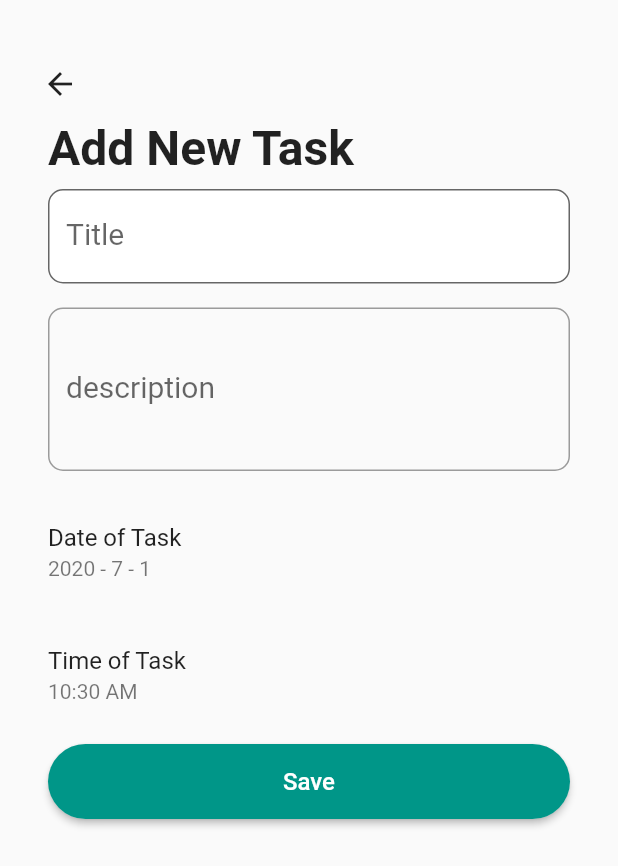
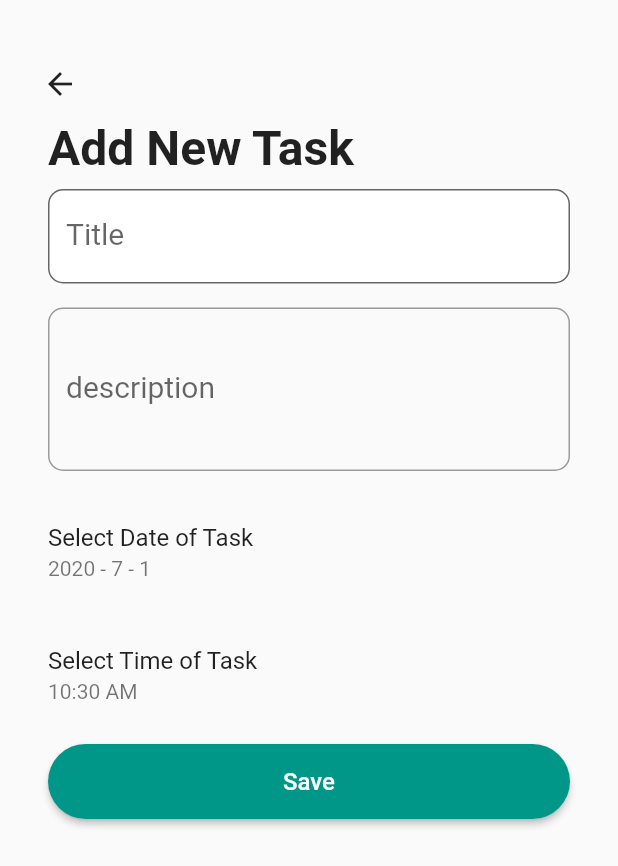
Before and after one commit to bilyanantonov/simple_task_manager, a Flutter app: the AddEvent screen opened directly, on a phone screen of 412 x 824 dp. Shown: the top 866 px of the screen. Run offline on Flutter 3.47's test engine with Material 2 defaults, Android fonts, the phone set to English and light mode, and no system bars; our stand-ins replace shared_preferences, sqflite, synchronized, table_calendar; accounts and stored records are empty.

Commit message:
no change

```diff
--- a/lib/screens/add_event.dart
+++ b/lib/screens/add_event.dart
@@ -141,6 +141,7 @@ class _AddEventState extends State<AddEvent> with ValidationMixin {
                           padding: EdgeInsets.symmetric(
                               horizontal: 16.0, vertical: 8.0),
                           child: TextFormField(
+
                             controller: _title,
                             validator: validateTextInput,
                             style: style,
@@ -170,7 +171,7 @@ class _AddEventState extends State<AddEvent> with ValidationMixin {
                         ),
                         SizedBox(height: 10.0),
                         ListTile(
-                          title: Text("Date of Task"),
+                          title: Text("Select Date of Task"),
                           subtitle: Text(
                               "${_eventDate.year} - ${_eventDate.month} - ${_eventDate.day}"),
                           onTap: () async {
@@ -188,7 +189,7 @@ class _AddEventState extends State<AddEvent> with ValidationMixin {
                         ),
                         SizedBox(height: 10.0),
                         ListTile(
-                          title: Text("Time of Task"),
+                          title: Text("Select Time of Task"),
                           subtitle: Text(_time.format(context)),
                           onTap: () async {
                             TimeOfDay picked = await showTimePicker(
--- a/lib/utils/database_helper.dart
+++ b/lib/utils/database_helper.dart
@@ -87,7 +87,7 @@ class DatabaseHelper {
     var db = await _getDatabase();
     var result = await db.insert("task", eventDTO.toMap());
 
-    print(eventDTO.time.toString());
+    print(eventDTO.time.toString() + " --- " + eventDTO.eventDate.toString());
     return result;
   }
 
```
Also changed, not shown: 5 other files.
